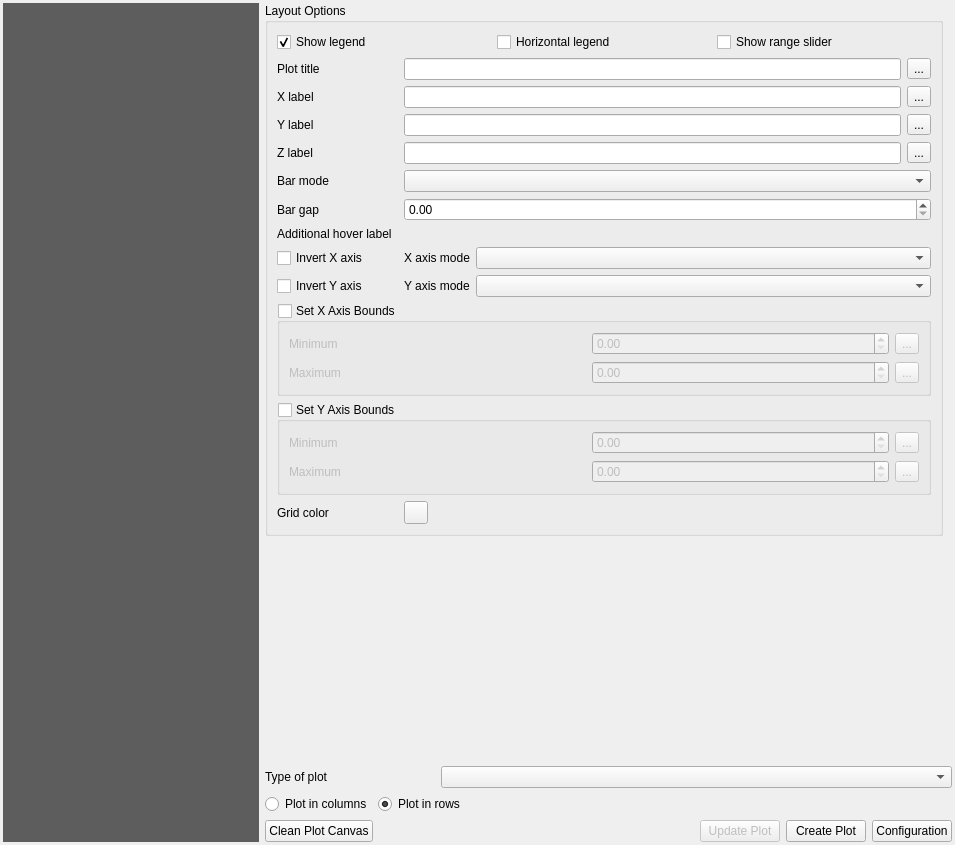
Above: DataPlotly/ui/dataplotly_dockwidget_base.ui from ghtmtt/DataPlotly before the change. Below: the same form after it.
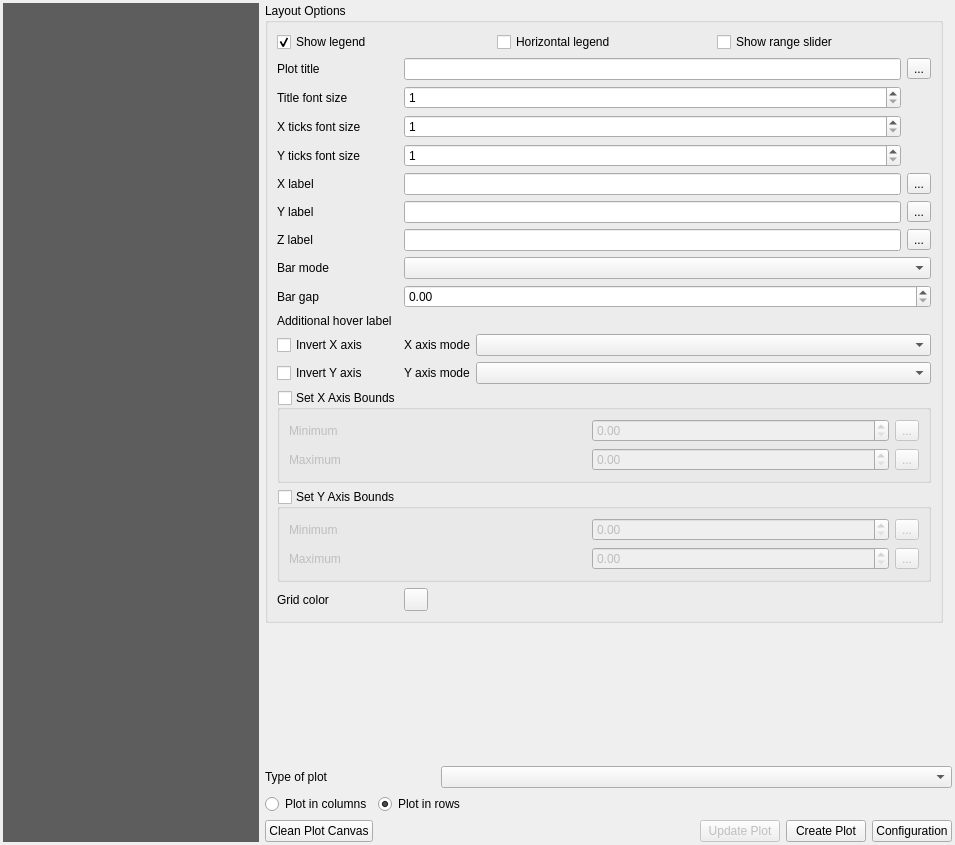
That is the form after the change. The open tabs and pages were chosen to show the change. Custom widgets are drawn as their Qt base class.

Commit message:
Add options to change title, xticks and yticks font sizes.
Insert options in graph parameters to change settings for all three parameters.

Could be refined to also change x_label and y_label font sizes (if such parameters
exist)

What changed in the file:
```diff
--- a/DataPlotly/ui/dataplotly_dockwidget_base.ui
+++ b/DataPlotly/ui/dataplotly_dockwidget_base.ui
@@ -915,131 +915,21 @@
                     <bool>false</bool>
                    </property>
                    <layout class="QGridLayout" name="gridLayout_10">
-                    <item row="7" column="3">
-                     <widget class="QgsPropertyOverrideButton" name="z_axis_title_defined_button">
+                    <item row="3" column="0">
+                     <widget class="QLabel" name="font_size_xticks_label">
                       <property name="text">
-                       <string>...</string>
+                       <string>X ticks font size</string>
                       </property>
                      </widget>
                     </item>
-                    <item row="3" column="2">
-                     <widget class="QLineEdit" name="x_axis_title"/>
-                    </item>
-                    <item row="12" column="0">
-                     <widget class="QLabel" name="additional_info_label">
-                      <property name="text">
-                       <string>Additional hover label</string>
-                      </property>
-                     </widget>
-                    </item>
-                    <item row="10" column="0">
-                     <widget class="QLabel" name="bar_mode_lab">
-                      <property name="text">
-                       <string>Bar mode</string>
-                      </property>
-                     </widget>
-                    </item>
-                    <item row="7" column="2">
-                     <widget class="QLineEdit" name="z_axis_title"/>
-                    </item>
-                    <item row="1" column="3">
-                     <widget class="QgsPropertyOverrideButton" name="plot_title_defined_button">
-                      <property name="text">
-                       <string>...</string>
-                      </property>
-                     </widget>
-                    </item>
-                    <item row="7" column="0">
-                     <widget class="QLabel" name="z_axis_label">
-                      <property name="text">
-                       <string>Z label</string>
-                      </property>
-                     </widget>
-                    </item>
-                    <item row="5" column="0">
-                     <widget class="QLabel" name="y_axis_label">
-                      <property name="text">
-                       <string>Y label</string>
-                      </property>
-                     </widget>
-                    </item>
-                    <item row="29" column="2" colspan="2">
+                    <item row="31" column="2" colspan="2">
                      <widget class="QgsColorButton" name="layout_grid_axis_color">
                       <property name="allowOpacity">
                        <bool>true</bool>
                       </property>
                      </widget>
                     </item>
-                    <item row="1" column="0">
-                     <widget class="QLabel" name="plot_title_lab">
-                      <property name="text">
-                       <string>Plot title</string>
-                      </property>
-                     </widget>
-                    </item>
-                    <item row="14" column="2" colspan="2">
-                     <layout class="QHBoxLayout" name="horizontalLayout_10">
-                      <item>
-                       <widget class="QLabel" name="x_axis_mode_label">
-                        <property name="text">
-                         <string>X axis mode</string>
-                        </property>
-                       </widget>
-                      </item>
-                      <item>
-                       <widget class="QComboBox" name="x_axis_mode_combo">
-                        <property name="sizePolicy">
-                         <sizepolicy hsizetype="Expanding" vsizetype="Fixed">
-                          <horstretch>0</horstretch>
-                          <verstretch>0</verstretch>
-                         </sizepolicy>
-                        </property>
-                       </widget>
-                      </item>
-                     </layout>
-                    </item>
-                    <item row="5" column="3">
-                     <widget class="QgsPropertyOverrideButton" name="y_axis_title_defined_button">
-                      <property name="text">
-                       <string>...</string>
-                      </property>
-                     </widget>
-                    </item>
-                    <item row="16" column="2" colspan="2">
-                     <layout class="QHBoxLayout" name="horizontalLayout_11">
-                      <item>
-                       <widget class="QLabel" name="y_axis_mode_label">
-                        <property name="text">
-                         <string>Y axis mode</string>
-                        </property>
-                       </widget>
-                      </item>
-                      <item>
-                       <widget class="QComboBox" name="y_axis_mode_combo">
-                        <property name="sizePolicy">
-                         <sizepolicy hsizetype="Expanding" vsizetype="Fixed">
-                          <horstretch>0</horstretch>
-                          <verstretch>0</verstretch>
-                         </sizepolicy>
-                        </property>
-                       </widget>
-                      </item>
-                     </layout>
-                    </item>
-                    <item row="12" column="2">
-                     <widget class="QgsFieldExpressionWidget" name="additional_info_combo"/>
-                    </item>
-                    <item row="11" column="0">
-                     <widget class="QLabel" name="bar_gap_label">
-                      <property name="text">
-                       <string>Bar gap</string>
-                      </property>
-                     </widget>
-                    </item>
-                    <item row="5" column="2">
-                     <widget class="QLineEdit" name="y_axis_title"/>
-                    </item>
-                    <item row="27" column="0" colspan="4">
+                    <item row="29" column="0" colspan="4">
                      <widget class="QgsCollapsibleGroupBox" name="x_axis_bounds_check">
                       <property name="title">
                        <string>Set X Axis Bounds</string>
@@ -1088,14 +978,7 @@
                       </layout>
                      </widget>
                     </item>
-                    <item row="29" column="0">
-                     <widget class="QLabel" name="grid_color_label">
-                      <property name="text">
-                       <string>Grid color</string>
-                      </property>
-                     </widget>
-                    </item>
-                    <item row="28" column="0" colspan="4">
+                    <item row="30" column="0" colspan="4">
                      <widget class="QgsCollapsibleGroupBox" name="y_axis_bounds_check">
                       <property name="title">
                        <string>Set Y Axis Bounds</string>
@@ -1144,47 +1027,124 @@
                       </layout>
                      </widget>
                     </item>
-                    <item row="1" column="2">
-                     <widget class="QLineEdit" name="plot_title_line"/>
+                    <item row="5" column="2">
+                     <widget class="QLineEdit" name="x_axis_title"/>
                     </item>
-                    <item row="10" column="2" colspan="2">
+                    <item row="12" column="2" colspan="2">
                      <widget class="QComboBox" name="bar_mode_combo"/>
                     </item>
-                    <item row="3" column="0">
-                     <widget class="QLabel" name="x_axis_label">
-                      <property name="text">
-                       <string>X label</string>
-                      </property>
-                     </widget>
-                    </item>
-                    <item row="14" column="0">
-                     <widget class="QCheckBox" name="invert_x_check">
-                      <property name="text">
-                       <string>Invert X axis</string>
-                      </property>
-                     </widget>
-                    </item>
-                    <item row="3" column="3">
+                    <item row="5" column="3">
                      <widget class="QgsPropertyOverrideButton" name="x_axis_title_defined_button">
                       <property name="text">
                        <string>...</string>
                       </property>
                      </widget>
                     </item>
-                    <item row="16" column="0">
+                    <item row="16" column="2" colspan="2">
+                     <layout class="QHBoxLayout" name="horizontalLayout_10">
+                      <item>
+                       <widget class="QLabel" name="x_axis_mode_label">
+                        <property name="text">
+                         <string>X axis mode</string>
+                        </property>
+                       </widget>
+                      </item>
+                      <item>
+                       <widget class="QComboBox" name="x_axis_mode_combo">
+                        <property name="sizePolicy">
+                         <sizepolicy hsizetype="Expanding" vsizetype="Fixed">
+                          <horstretch>0</horstretch>
+                          <verstretch>0</verstretch>
+                         </sizepolicy>
+                        </property>
+                       </widget>
+                      </item>
+                     </layout>
+                    </item>
+                    <item row="1" column="3">
+                     <widget class="QgsPropertyOverrideButton" name="plot_title_defined_button">
+                      <property name="text">
+                       <string>...</string>
+                      </property>
+                     </widget>
+                    </item>
+                    <item row="18" column="0">
                      <widget class="QCheckBox" name="invert_y_check">
                       <property name="text">
                        <string>Invert Y axis</string>
                       </property>
                      </widget>
                     </item>
-                    <item row="11" column="2" colspan="2">
-                     <widget class="QgsDoubleSpinBox" name="bar_gap">
-                      <property name="maximum">
-                       <double>1.000000000000000</double>
+                    <item row="9" column="0">
+                     <widget class="QLabel" name="z_axis_label">
+                      <property name="text">
+                       <string>Z label</string>
                       </property>
-                      <property name="singleStep">
-                       <double>0.100000000000000</double>
+                     </widget>
+                    </item>
+                    <item row="18" column="2" colspan="2">
+                     <layout class="QHBoxLayout" name="horizontalLayout_11">
+                      <item>
+                       <widget class="QLabel" name="y_axis_mode_label">
+                        <property name="text">
+                         <string>Y axis mode</string>
+                        </property>
+                       </widget>
+                      </item>
+                      <item>
+                       <widget class="QComboBox" name="y_axis_mode_combo">
+                        <property name="sizePolicy">
+                         <sizepolicy hsizetype="Expanding" vsizetype="Fixed">
+                          <horstretch>0</horstretch>
+                          <verstretch>0</verstretch>
+                         </sizepolicy>
+                        </property>
+                       </widget>
+                      </item>
+                     </layout>
+                    </item>
+                    <item row="31" column="0">
+                     <widget class="QLabel" name="grid_color_label">
+                      <property name="text">
+                       <string>Grid color</string>
+                      </property>
+                     </widget>
+                    </item>
+                    <item row="7" column="0">
+                     <widget class="QLabel" name="y_axis_label">
+                      <property name="text">
+                       <string>Y label</string>
+                      </property>
+                     </widget>
+                    </item>
+                    <item row="9" column="2">
+                     <widget class="QLineEdit" name="z_axis_title"/>
+                    </item>
+                    <item row="12" column="0">
+                     <widget class="QLabel" name="bar_mode_lab">
+                      <property name="text">
+                       <string>Bar mode</string>
+                      </property>
+                     </widget>
+                    </item>
+                    <item row="9" column="3">
+                     <widget class="QgsPropertyOverrideButton" name="z_axis_title_defined_button">
+                      <property name="text">
+                       <string>...</string>
+                      </property>
+                     </widget>
+                    </item>
+                    <item row="7" column="3">
+                     <widget class="QgsPropertyOverrideButton" name="y_axis_title_defined_button">
+                      <property name="text">
+                       <string>...</string>
+                      </property>
+                     </widget>
+                    </item>
+                    <item row="14" column="0">
+                     <widget class="QLabel" name="additional_info_label">
+                      <property name="text">
+                       <string>Additional hover label</string>
                       </property>
                      </widget>
                     </item>
@@ -1216,6 +1176,97 @@
                       </item>
                      </layout>
                     </item>
+                    <item row="1" column="0">
+                     <widget class="QLabel" name="plot_title_lab">
+                      <property name="text">
+                       <string>Plot title</string>
+                      </property>
+                     </widget>
+                    </item>
+                    <item row="1" column="2">
+                     <widget class="QLineEdit" name="plot_title_line"/>
+                    </item>
+                    <item row="13" column="2" colspan="2">
+                     <widget class="QgsDoubleSpinBox" name="bar_gap">
+                      <property name="maximum">
+                       <double>1.000000000000000</double>
+                      </property>
+                      <property name="singleStep">
+                       <double>0.100000000000000</double>
+                      </property>
+                     </widget>
+                    </item>
+                    <item row="7" column="2">
+                     <widget class="QLineEdit" name="y_axis_title"/>
+                    </item>
+                    <item row="5" column="0">
+                     <widget class="QLabel" name="x_axis_label">
+                      <property name="text">
+                       <string>X label</string>
+                      </property>
+                     </widget>
+                    </item>
+                    <item row="14" column="2">
+                     <widget class="QgsFieldExpressionWidget" name="additional_info_combo"/>
+                    </item>
+                    <item row="2" column="2">
+                     <widget class="QSpinBox" name="font_size_title_value">
+                      <property name="minimum">
+                       <number>1</number>
+                      </property>
+                      <property name="maximum">
+                       <number>1000</number>
+                      </property>
+                     </widget>
+                    </item>
+                    <item row="13" column="0">
+                     <widget class="QLabel" name="bar_gap_label">
+                      <property name="text">
+                       <string>Bar gap</string>
+                      </property>
+                     </widget>
+                    </item>
+                    <item row="2" column="0">
+                     <widget class="QLabel" name="font_size_title_label">
+                      <property name="text">
+                       <string>Title font size</string>
+                      </property>
+                     </widget>
+                    </item>
+                    <item row="16" column="0">
+                     <widget class="QCheckBox" name="invert_x_check">
+                      <property name="text">
+                       <string>Invert X axis</string>
+                      </property>
+                     </widget>
+                    </item>
+                    <item row="4" column="0">
+                     <widget class="QLabel" name="font_size_yticks_label">
+                      <property name="text">
+                       <string>Y ticks font size</string>
+                      </property>
+                     </widget>
+                    </item>
+                    <item row="3" column="2">
+                     <widget class="QSpinBox" name="font_size_xticks_value">
+                      <property name="minimum">
+                       <number>1</number>
+                      </property>
+                      <property name="maximum">
+                       <number>1000</number>
+                      </property>
+                     </widget>
+                    </item>
+                    <item row="4" column="2">
+                     <widget class="QSpinBox" name="font_size_yticks_value">
+                      <property name="minimum">
+                       <number>1</number>
+                      </property>
+                      <property name="maximum">
+                       <number>1000</number>
+                      </property>
+                     </widget>
+                    </item>
                    </layout>
                   </widget>
                  </item>
```
The commit also changes 3 other files.
